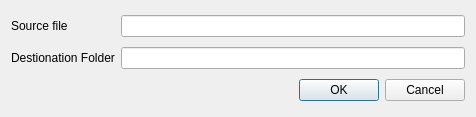
Above: ModisFromQgis/modis_dialog_base.ui from gilliM/MFQ before the change. Below: the same form after it.
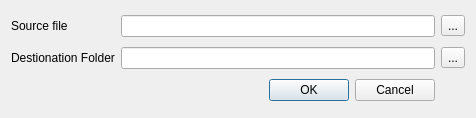
That is the form after the change.

Commit message: Remove pyModis, add progressbar and tool buttons

Patch:
```diff
--- a/ModisFromQgis/modis_dialog_base.ui
+++ b/ModisFromQgis/modis_dialog_base.ui
@@ -7,7 +7,7 @@
     <x>0</x>
     <y>0</y>
     <width>476</width>
-    <height>117</height>
+    <height>118</height>
    </rect>
   </property>
   <property name="windowTitle">
@@ -25,14 +25,14 @@
     <widget class="QLineEdit" name="sourceLineEdit"/>
    </item>
    <item row="1" column="0">
-    <widget class="QLabel" name="destinationLineEdit">
+    <widget class="QLabel" name="label_2">
      <property name="text">
       <string>Destionation Folder</string>
      </property>
     </widget>
    </item>
    <item row="1" column="1">
-    <widget class="QLineEdit" name="lineEdit_2"/>
+    <widget class="QLineEdit" name="destinationLineEdit"/>
    </item>
    <item row="2" column="0" colspan="2">
     <widget class="QDialogButtonBox" name="button_box">
@@ -44,6 +44,20 @@
      </property>
     </widget>
    </item>
+   <item row="0" column="2">
+    <widget class="QToolButton" name="sourceTool">
+     <property name="text">
+      <string>...</string>
+     </property>
+    </widget>
+   </item>
+   <item row="1" column="2">
+    <widget class="QToolButton" name="destinationTool">
+     <property name="text">
+      <string>...</string>
+     </property>
+    </widget>
+   </item>
   </layout>
  </widget>
  <resources/>
```
The commit also changes 4 other files.
